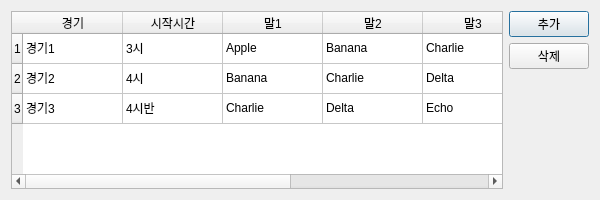
Above: ui file/manage_game.ui from Geunuk/RHBS before the change. Below: the same form after it.
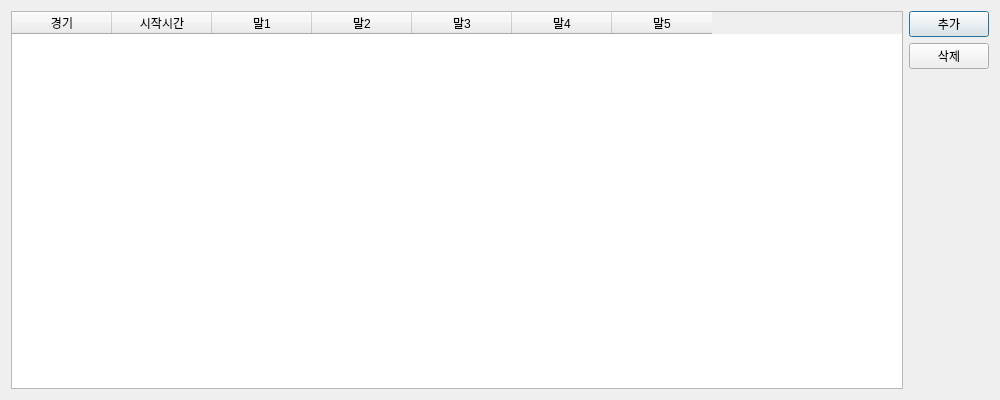
That is the form after the change.

Commit message: add show game, add game, delete game

```diff
--- a/ui file/manage_game.ui
+++ b/ui file/manage_game.ui
@@ -6,8 +6,8 @@
    <rect>
     <x>0</x>
     <y>0</y>
-    <width>600</width>
-    <height>200</height>
+    <width>1000</width>
+    <height>400</height>
    </rect>
   </property>
   <property name="sizePolicy">
@@ -18,14 +18,14 @@
   </property>
   <property name="minimumSize">
    <size>
-    <width>600</width>
-    <height>200</height>
+    <width>1000</width>
+    <height>400</height>
    </size>
   </property>
   <property name="maximumSize">
    <size>
-    <width>600</width>
-    <height>200</height>
+    <width>1000</width>
+    <height>400</height>
    </size>
   </property>
   <property name="windowTitle">
@@ -33,22 +33,7 @@
   </property>
   <layout class="QGridLayout" name="gridLayout">
    <item row="0" column="0" rowspan="2">
-    <widget class="QTableWidget" name="tableWidget">
-     <row>
-      <property name="text">
-       <string>1</string>
-      </property>
-     </row>
-     <row>
-      <property name="text">
-       <string>2</string>
-      </property>
-     </row>
-     <row>
-      <property name="text">
-       <string>3</string>
-      </property>
-     </row>
+    <widget class="QTableWidget" name="present_game_table">
      <column>
       <property name="text">
        <string>경기</string>
@@ -84,111 +69,6 @@
        <string>말5</string>
       </property>
      </column>
-     <item row="0" column="0">
-      <property name="text">
-       <string>경기1</string>
-      </property>
-     </item>
-     <item row="0" column="1">
-      <property name="text">
-       <string>3시</string>
-      </property>
-     </item>
-     <item row="0" column="2">
-      <property name="text">
-       <string>Apple</string>
-      </property>
-     </item>
-     <item row="0" column="3">
-      <property name="text">
-       <string>Banana</string>
-      </property>
-     </item>
-     <item row="0" column="4">
-      <property name="text">
-       <string>Charlie</string>
-      </property>
-     </item>
-     <item row="0" column="5">
-      <property name="text">
-       <string>Delta</string>
-      </property>
-     </item>
-     <item row="0" column="6">
-      <property name="text">
-       <string>Echo</string>
-      </property>
-     </item>
-     <item row="1" column="0">
-      <property name="text">
-       <string>경기2</string>
-      </property>
-     </item>
-     <item row="1" column="1">
-      <property name="text">
-       <string>4시</string>
-      </property>
-     </item>
-     <item row="1" column="2">
-      <property name="text">
-       <string>Banana</string>
-      </property>
-     </item>
-     <item row="1" column="3">
-      <property name="text">
-       <string>Charlie</string>
-      </property>
-     </item>
-     <item row="1" column="4">
-      <property name="text">
-       <string>Delta</string>
-      </property>
-     </item>
-     <item row="1" column="5">
-      <property name="text">
-       <string>Echo</string>
-      </property>
-     </item>
-     <item row="1" column="6">
-      <property name="text">
-       <string>Fox</string>
-      </property>
-     </item>
-     <item row="2" column="0">
-      <property name="text">
-       <string>경기3</string>
-      </property>
-     </item>
-     <item row="2" column="1">
-      <property name="text">
-       <string>4시반</string>
-      </property>
-     </item>
-     <item row="2" column="2">
-      <property name="text">
-       <string>Charlie</string>
-      </property>
-     </item>
-     <item row="2" column="3">
-      <property name="text">
-       <string>Delta</string>
-      </property>
-     </item>
-     <item row="2" column="4">
-      <property name="text">
-       <string>Echo</string>
-      </property>
-     </item>
-     <item row="2" column="5">
-      <property name="text">
-       <string>Fox</string>
-      </property>
-     </item>
-     <item row="2" column="6">
-      <property name="text">
-       <string>Golf</string>
-      </property>
-     </item>
     </widget>
    </item>
    <item row="0" column="1">
```
Left out of the diff: 4 changed lines with no effect on the pictures. The commit also changes 23 other files.
